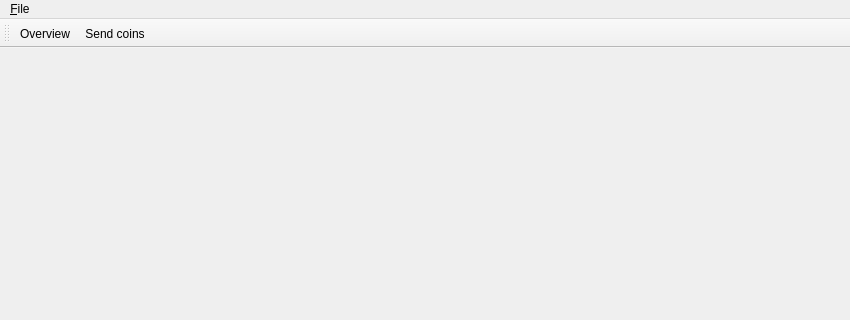
The window that ui/forms/ngcccbase.ui (chromaway/ngcccbase) describes before a commit, drawn with Qt 5; both pictures show x 0 to 850 and y 0 to 320 of the 850 by 550 pixel window.
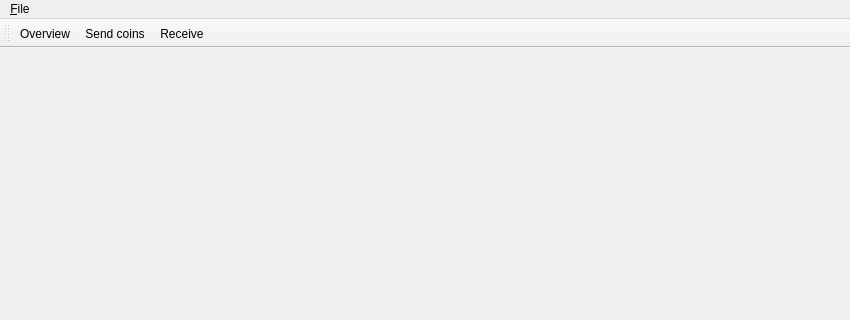
The same window after the commit.

Commit message: add receive page with ugly table

Patch:
```diff
--- a/ui/forms/ngcccbase.ui
+++ b/ui/forms/ngcccbase.ui
@@ -50,6 +50,7 @@
    </attribute>
    <addaction name="actionGotoOverview"/>
    <addaction name="actionGotoSendcoins"/>
+   <addaction name="actionGotoReceive"/>
   </widget>
   <action name="actionExit">
    <property name="text">
@@ -81,6 +82,17 @@
     <string>Change to Send coins page</string>
    </property>
   </action>
+  <action name="actionGotoReceive">
+   <property name="checkable">
+    <bool>true</bool>
+   </property>
+   <property name="text">
+    <string>Receive</string>
+   </property>
+   <property name="toolTip">
+    <string>Change to Receive page</string>
+   </property>
+  </action>
  </widget>
  <resources/>
  <connections/>
```
The commit also changes 5 other files.
